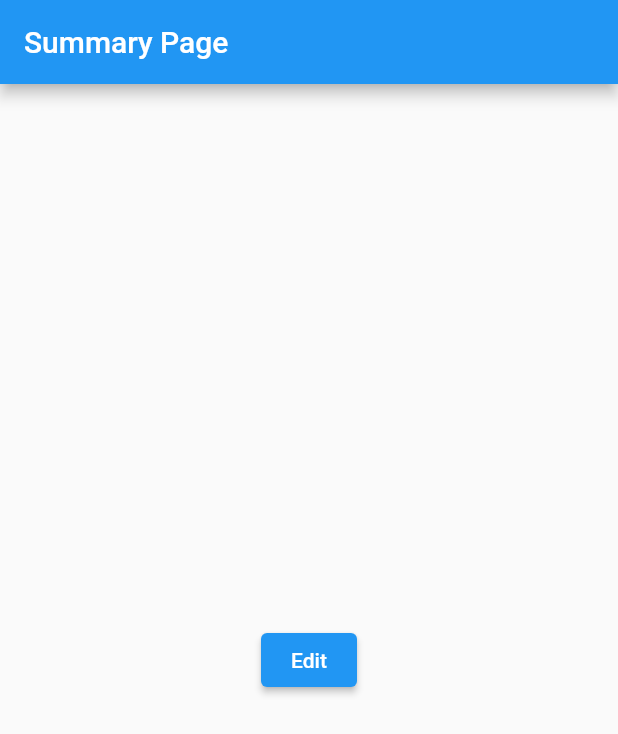
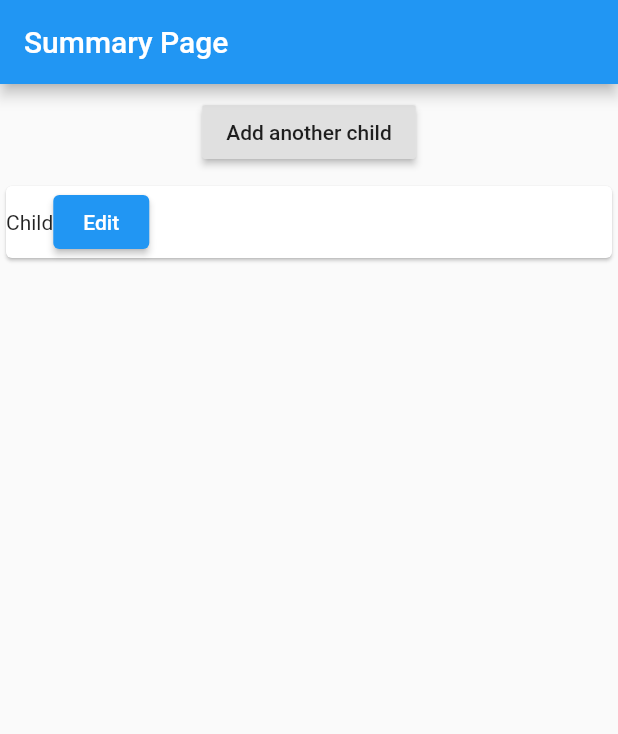
Before and after one commit to Emilywang98/Piggyfund, a Flutter app: the screen it shows after launch, on a phone screen of 412 x 824 dp. Shown: the top 734 px of the screen. Run offline on Flutter 3.47's test engine with Material 2 defaults, Android fonts, the phone set to English and light mode, and no system bars.

Commit message:
fixed row rendering on child display list

```diff
--- a/piggy_fund/lib/child_add.dart
+++ b/piggy_fund/lib/child_add.dart
@@ -1,5 +1,10 @@
 import 'package:flutter/material.dart';
 import 'package:flutter/semantics.dart';
+
+import 'package:piggy_fund/parent_child_details.dart';
+import 'model/child.dart';
+
+Child c1 = Child(0, "Carl", "Wang", 200.00, 0.05, 15.00, new DateTime.utc(2020, 1, 1), 60, 14);
 
 class Products extends StatelessWidget {
   //everything in this class is not changeable because its stateless
@@ -15,9 +20,18 @@ class Products extends StatelessWidget {
       children: products
           .map(
             (element) => Card(
-              child: Column(
+              child: Row(
                 children: <Widget>[
-                  Text(element)
+                  Text(element),
+                  ElevatedButton(
+                    child: Text('Edit'),
+                    onPressed: () {
+                      Navigator.push(
+                        context,
+                        MaterialPageRoute(builder: (context) => ChildDetails(item: c1,)),
+                      );
+                    },
+                  ),
                 ],
               ),
             ),
--- a/piggy_fund/lib/main.dart
+++ b/piggy_fund/lib/main.dart
@@ -1,34 +1,36 @@
 import 'package:flutter/material.dart';
 import 'package:piggy_fund/parent_child_details.dart';
 import 'package:piggy_fund/model/child.dart';
-// import './parentsum.dart';
+import './parentsum.dart';
 
 Child c1 = Child(0, "Carl", "Wang", 200.00, 0.05, 15.00, new DateTime.utc(2020, 1, 1), 60, 14);
 main() {
   runApp(MaterialApp(
     title: 'PiggyFund',
-    home: FirstRoute(),
+    home: MyApp(),
   ));
 }
 
-class FirstRoute extends StatelessWidget {
+class MyApp extends StatelessWidget {
   @override
   Widget build(BuildContext context) {
     return Scaffold(
       appBar: AppBar(
         title: Text('Summary Page'),
       ),
-      body: Center(
-        child: ElevatedButton(
-          child: Text('Edit'),
-          onPressed: () {
-            Navigator.push(
-              context,
-              MaterialPageRoute(builder: (context) => ChildDetails(item: c1,)),
-            );
-          },
-        ),
-      ),
+      body: Column(
+        children: <Widget>[
+        //   ElevatedButton(
+        //   child: Text('Edit'),
+        //   onPressed: () {
+        //     Navigator.push(
+        //       context,
+        //       MaterialPageRoute(builder: (context) => ChildDetails(item: c1,)),
+        //     );
+        //   },
+        // ),
+        ParentSum('Child'),
+      ]),
     );
   }
 }
--- a/piggy_fund/lib/parent_child_details.dart
+++ b/piggy_fund/lib/parent_child_details.dart
@@ -108,7 +108,11 @@ class ChildDetails extends StatelessWidget {
                 // ),
               ]
           ),
-      )
+      ),
+      floatingActionButton: FloatingActionButton(
+        child: Icon(Icons.add),
+        backgroundColor: Colors.green,
+      ),
     );
   }
 }
--- a/piggy_fund/lib/parentsum.dart
+++ b/piggy_fund/lib/parentsum.dart
@@ -20,8 +20,7 @@ class _ParentManager extends State<ParentSum> {
   @override
   void initState() {
     _products.add(widget.startingProduct);
-    super
-        .initState(); //overrides built in method but super. always refers to base class you're extending.
+    super.initState(); //overrides built in method but super. always refers to base class you're extending.
 //super makes it so it's called there even if you're overriding it.
   }
 
@@ -37,8 +36,7 @@ class _ParentManager extends State<ParentSum> {
             onPressed: () {
               setState(() {
                 //setState allows the re-rendering of the app
-                _products.add(
-                    'Child'); //this will bring another card with "advanced food tester
+                _products.add('Child'); //this will bring another card with "advanced food tester
               });
 
               //change some data dynamically turned into card widgets
--- a/piggy_fund/lib/transaction_list.dart
+++ b/piggy_fund/lib/transaction_list.dart
@@ -19,7 +19,7 @@ class TransactionList extends StatelessWidget {
             child: Row(
               mainAxisAlignment: MainAxisAlignment.spaceEvenly,
               children: <Widget>[
-                Text("${items[index].transactionAmt.toString()}"),
+                Text("${items[index].transactionAmt.toStringAsFixed(2)}"),
                 Text("${items[index].type.toString()}"),
                 // Text("${items[index].date.toString()}"),
               ],
```
